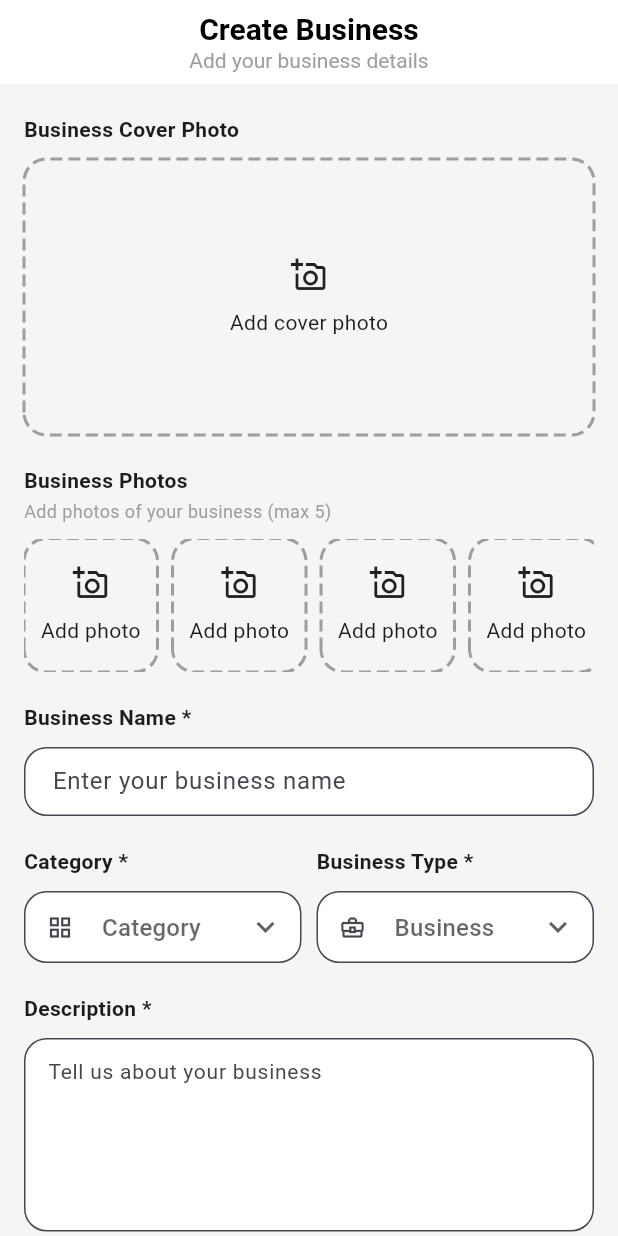
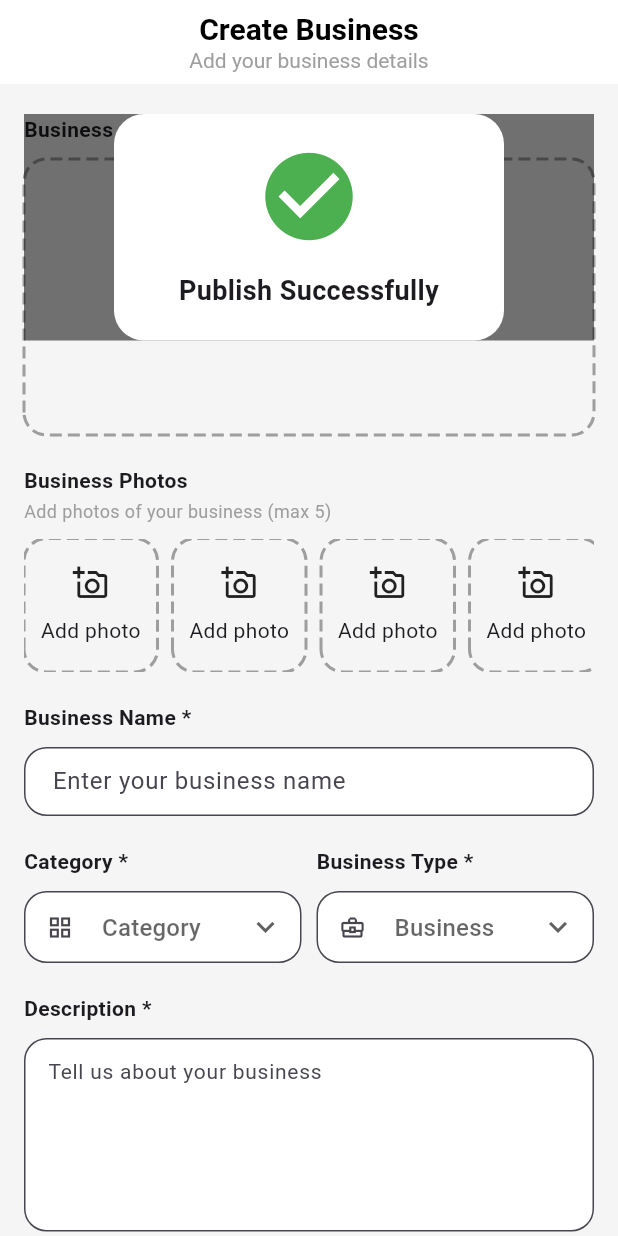
Before and after one commit to Barry3232/locafy, a Flutter app: the PublishScreen screen opened directly, on a phone screen of 412 x 824 dp. Run offline on Flutter 3.47's test engine with Material 3 defaults, Android fonts, the phone set to English and light mode, and no system bars; drawn by our look-alikes of dotted_border; our stand-ins replace cloud_firestore, firebase_auth, firebase_core, firebase_storage, flutter_map, geocoding and 5 more; accounts and stored records are empty.

Commit message:
Made update to home screen.

```diff
--- a/lib/features/screens/publish.dart
+++ b/lib/features/screens/publish.dart
@@ -371,6 +371,10 @@ class _PublishScreenState extends State<PublishScreen> {
                     SizedBox(height: 10),
 
                     TextFormField(
+                      autovalidateMode: AutovalidateMode.onUserInteraction,
+                      onChanged: (value) {
+                        _formKey.currentState?.validate();
+                      },
                       validator: (value) {
                         if (value == null || value.trim().isEmpty) {
                           return "Business name is required";
@@ -564,6 +568,10 @@ class _PublishScreenState extends State<PublishScreen> {
                     ),
                     SizedBox(height: 10),
                     TextFormField(
+                      autovalidateMode: AutovalidateMode.onUserInteraction,
+                      onChanged: (value) {
+                        _formKey.currentState?.validate();
+                      },
                       validator: (value) {
                         if (value == null || value.trim().isEmpty) {
                           return "Description is required";
@@ -608,6 +616,10 @@ class _PublishScreenState extends State<PublishScreen> {
                     ),
                     SizedBox(height: 10),
                     TextFormField(
+                      autovalidateMode: AutovalidateMode.onUserInteraction,
+                      onChanged: (value) {
+                        _formKey.currentState?.validate();
+                      },
                       validator: (value) {
                         if (value == null || value.trim().isEmpty) {
                           return "Phone number is required";
@@ -856,11 +868,6 @@ class _PublishScreenState extends State<PublishScreen> {
                               .doc();
 
                           final businessId = docRef.id;
-
-                          // final coverPhotoUrl = await uploadCoverPhoto(
-                          //   businessId,
-                          //   coverPhoto!,
-                          // );
                           final coverPhotoUrl = await uploadToCloudinary(
                             coverPhoto!,
                           );
@@ -905,36 +912,18 @@ class _PublishScreenState extends State<PublishScreen> {
                             'createdAt': FieldValue.serverTimestamp(),
                           });
 
+                          setState(() {
+                            _isSuccess = true;
+                          });
+
+                          await Future.delayed(const Duration(seconds: 3));
+
                           if (!mounted) return;
-
-                          await Future.delayed(Duration(seconds: 2));
 
                           Navigator.pushReplacement(
                             context,
                             MaterialPageRoute(builder: (_) => NavBarScreen()),
                           );
-
-                          // await FirebaseFirestore.instance
-                          //     .collection('Businesses')
-                          //     .add({
-                          //       'businessName': _businessNameController.text.trim(),
-                          //       'category': selectedCategory,
-                          //       'businessType': selectedBusinessType,
-                          //       'description': _descriptionController.text.trim(),
-                          //       'phoneNumber': _phoneNumberController.text.trim(),
-                          //       'address': selectedAddress,
-                          //       'latitude': selectedLatitude,
-                          //       'longitude': selectedLongitude,
-                          //       'openingHours': selectedTime,
-                          //       'amenities': selectedAmenities,
-                          //       'createdAt': FieldValue.serverTimestamp(),
-                          //     });
-
-                          // ScaffoldMessenger.of(context).showSnackBar(
-                          //   const SnackBar(
-                          //     content: Text("Business published successfully"),
-                          //   ),
-                          // );
                         } catch (e) {
                           ScaffoldMessenger.of(context).showSnackBar(
                             SnackBar(
@@ -987,42 +976,42 @@ class _PublishScreenState extends State<PublishScreen> {
 
                 if (_isSuccess)
                   OnSuccess(name: 'Business published Successfully'),
-                // Center(
-                //   child: Container(
-                //     color: Colors.black54,
-                //     child: Center(
-                //       child: Container(
-                //         width: 260,
-                //         padding: const EdgeInsets.all(20),
-                //         decoration: BoxDecoration(
-                //           color: Colors.white,
-                //           borderRadius: BorderRadius.circular(20),
-                //         ),
-                //         child: Column(
-                //           mainAxisSize: MainAxisSize.min,
-                //           children: const [
-                //             Icon(
-                //               Icons.check_circle,
-                //               color: Colors.green,
-                //               size: 70,
-                //             ),
+                Center(
+                  child: Container(
+                    color: Colors.black54,
+                    child: Center(
+                      child: Container(
+                        width: 260,
+                        padding: const EdgeInsets.all(20),
+                        decoration: BoxDecoration(
+                          color: Colors.white,
+                          borderRadius: BorderRadius.circular(20),
+                        ),
+                        child: Column(
+                          mainAxisSize: MainAxisSize.min,
+                          children: const [
+                            Icon(
+                              Icons.check_circle,
+                              color: Colors.green,
+                              size: 70,
+                            ),
 
-                //             SizedBox(height: 15),
+                            SizedBox(height: 15),
 
-                //             Text(
-                //               'Publish Successfully',
-                //               textAlign: TextAlign.center,
-                //               style: TextStyle(
-                //                 fontSize: 18,
-                //                 fontWeight: FontWeight.bold,
-                //               ),
-                //             ),
-                //           ],
-                //         ),
-                //       ),
-                //     ),
-                //   ),
-                // ),
+                            Text(
+                              'Publish Successfully',
+                              textAlign: TextAlign.center,
+                              style: TextStyle(
+                                fontSize: 18,
+                                fontWeight: FontWeight.bold,
+                              ),
+                            ),
+                          ],
+                        ),
+                      ),
+                    ),
+                  ),
+                ),
               ],
             ),
           ),
--- a/lib/widgets/porpular_section.dart
+++ b/lib/widgets/porpular_section.dart
@@ -96,7 +96,7 @@ class PopularItems extends StatelessWidget {
                               SizedBox(width: 4),
 
                               Text(
-                                business.distance,
+                                business.distance!,
                                 style: TextStyle(
                                   fontSize: 10,
                                   color: Colors.grey,
@@ -110,7 +110,7 @@ class PopularItems extends StatelessWidget {
                               Icon(Icons.star, size: 14, color: Colors.orange),
                               SizedBox(width: 4),
                               Text(
-                                business.rating,
+                                business.rating!,
                                 style: TextStyle(
                                   fontSize: 12,
                                   color: Colors.black,
--- a/lib/widgets/recommended_section.dart
+++ b/lib/widgets/recommended_section.dart
@@ -72,7 +72,7 @@ class RecommendedItems extends StatelessWidget {
                             SizedBox(width: 4),
 
                             Text(
-                              business.distance,
+                              business.distance!,
                               style: TextStyle(
                                 fontSize: 10,
                                 color: Colors.grey,
@@ -87,7 +87,7 @@ class RecommendedItems extends StatelessWidget {
                             Icon(Icons.star, color: Colors.black, size: 14),
                             SizedBox(width: 4),
                             Text(
-                              business.rating,
+                              business.rating!,
                               style: TextStyle(
                                 fontSize: 12,
                                 color: Colors.grey,
--- a/pubspec.yaml
+++ b/pubspec.yaml
@@ -47,6 +47,7 @@ dependencies:
   latlong2: ^0.9.1
   firebase_storage: ^13.4.2
   http: ^1.6.0
+  shimmer: ^3.0.0
 
 dev_dependencies:
   flutter_test:
```
Also changed, not shown: lib/features/screens/details.dart (+13 -13 lines), lib/features/screens/home.dart (+39 -6 lines), lib/models/business_model.dart (+28 -16 lines), lib/widgets/home_section/home_skeleton.dart (added, +74 -0 lines), pubspec.lock.
